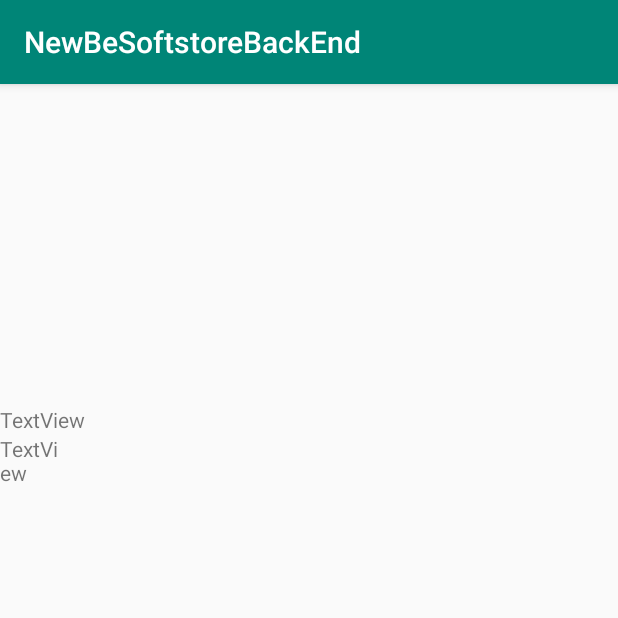
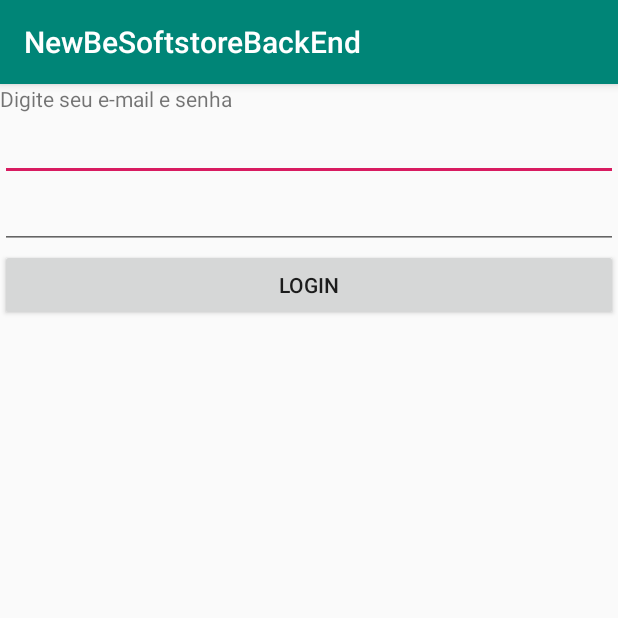
Before and after one commit to LucilioCampos/newbestoreapp, an Android app: the screen it shows after launch (MainActivity), on a phone screen of 412 x 824 dp, the top half of it. Run offline under Robolectric (Android 15) with nearby library versions, the phone set to English and light mode, and no system bars.

Commit message:
add login view

```diff
--- a/app/src/main/java/com/example/newbesoftstorebackend/MainActivity.java
+++ b/app/src/main/java/com/example/newbesoftstorebackend/MainActivity.java
@@ -1,86 +1,41 @@
 package com.example.newbesoftstorebackend;
+
+import android.content.Intent;
+import android.os.Bundle;
+import android.view.View;
+import android.widget.Button;
+import android.widget.EditText;
+import android.widget.Toast;
 
 import androidx.appcompat.app.AppCompatActivity;
 
-import android.content.Intent;
-import android.os.Bundle;
-import android.util.Log;
-import android.view.View;
-import android.view.textclassifier.TextLinks;
-import android.widget.ImageView;
-import android.widget.LinearLayout;
-import android.widget.ListView;
-import android.widget.TextView;
-
-import com.example.newbesoftstorebackend.model.Product;
-
-import org.json.JSONArray;
-import org.json.JSONObject;
-
-import java.io.IOException;
-import java.util.ArrayList;
-import java.util.List;
-
-import okhttp3.Call;
-import okhttp3.Callback;
-import okhttp3.OkHttpClient;
-import okhttp3.Request;
-import okhttp3.Response;
-
 public class MainActivity extends AppCompatActivity {
-    private TextView mTextViewResult;
-    LinearLayout linearLayout;
-    Product product;
+    private EditText username;
+    private EditText password;
 
     @Override
     protected void onCreate(Bundle savedInstanceState) {
         super.onCreate(savedInstanceState);
         setContentView(R.layout.activity_main);
-
-//        ListView productList = (ListView) findViewById(R.id.lista);
-//        List<Product> products = allProducts();
-
-//        mTextViewResult = findViewById(R.id.text_view_result);
-
-//        final ArrayList<Product> products = new ArrayList<>();
-//        linearLayout = findViewById(R.id.linearLayout);
-//
-//        OkHttpClient client = new OkHttpClient();
-////
-//        String url = " https://newbestore.herokuapp.com/products";
-////
-//        Request request = new Request.Builder()
-//                .url(url)
-//                .get()
-//                .addHeader("content-type", "application/json")
-//                .addHeader("accept-type", "application/json")
-//                .build();
-////
-//        client.newCall(request).enqueue(new Callback() {
-//            @Override
-//            public void onFailure(Call call, IOException e) {
-//                e.printStackTrace();
-//            }
-//
-//            @Override
-//            public void onResponse(Call call, Response response) throws IOException {
-//                if(response.isSuccessful()) {
-//                    System.out.println(response.body().toString());
-//                    for(int i = 0;i <= response.body().contentLength(); i++){
-//
-//                        Intent intent = new Intent();
-//    //                        products.add(new Product(Integer.parseInt(jsonObject.getJSONObject(i).id)), jsonObject[i].);
-//    //                            TextView textView = new TextView(MainActivity.this);
-//    //                            textView.setText("TextView ");
-//    //                            linearLayout.addView(textView);
-//                    }
-//
-//                    String myResponse = response.body().string();
-//                    System.out.println(myResponse.getClass());
-//                }
-//            }
-//        });
+        final Button btnLogin = (Button) findViewById(R.id.btnLogin);
+        username = (EditText) findViewById(R.id.username);
+        password = (EditText) findViewById(R.id.password);
 
 
+        btnLogin.setOnClickListener(new View.OnClickListener() {
+            @Override
+            public void onClick(View v) {
+                if(username.getText().toString().equals("newbesoft") && password.getText().toString().equals("12345678")) {
+                    Intent listProducts = new Intent(MainActivity.this, Main2Activity.class);
+                    startActivity(listProducts);
+
+                }else {
+                    System.out.println(username.getText().toString());
+                    System.out.println(password.getText().toString());
+                    Toast.makeText(MainActivity.this, "Credênciais inválidas, tente novamente!", Toast.LENGTH_SHORT).show();
+                }
+
+            }
+        });
     }
 }
--- a/app/src/main/res/layout/activity_main.xml
+++ b/app/src/main/res/layout/activity_main.xml
@@ -8,24 +8,30 @@
     xmlns:android="http://schemas.android.com/apk/res/android"
     xmlns:tools="http://schemas.android.com/tools">
 
-    <ImageView
-        android:id="@+id/imageView"
-        android:layout_width="match_parent"
-        android:layout_height="214dp"
-        android:contentDescription="teste"
-        tools:srcCompat="@tools:sample/avatars[4]" />
-
     <TextView
-        android:id="@+id/textView"
         android:layout_width="match_parent"
         android:layout_height="wrap_content"
-        android:text="TextView" />
+        android:text="Digite seu e-mail e senha"
+    />
 
-    <TextView
-        android:id="@+id/textView2"
-        android:layout_width="44dp"
-        android:layout_height="126dp"
-        android:text="TextView" />
+    <EditText
+        android:layout_width="match_parent"
+        android:layout_height="wrap_content"
+        android:id="@+id/username"
+    />
+    <EditText
+        android:layout_width="match_parent"
+        android:layout_height="wrap_content"
+        android:id="@+id/password"
+    />
+
+    <Button
+        android:layout_width="match_parent"
+        android:layout_height="wrap_content"
+        android:text="Login"
+        android:id="@+id/btnLogin"
+
+    />
 
 
 </LinearLayout>
```
Also changed, not shown: app/build.gradle (+11 -0 lines), app/src/main/java/com/example/newbesoftstorebackend/Main2Activity.java (+24 -24 lines).
